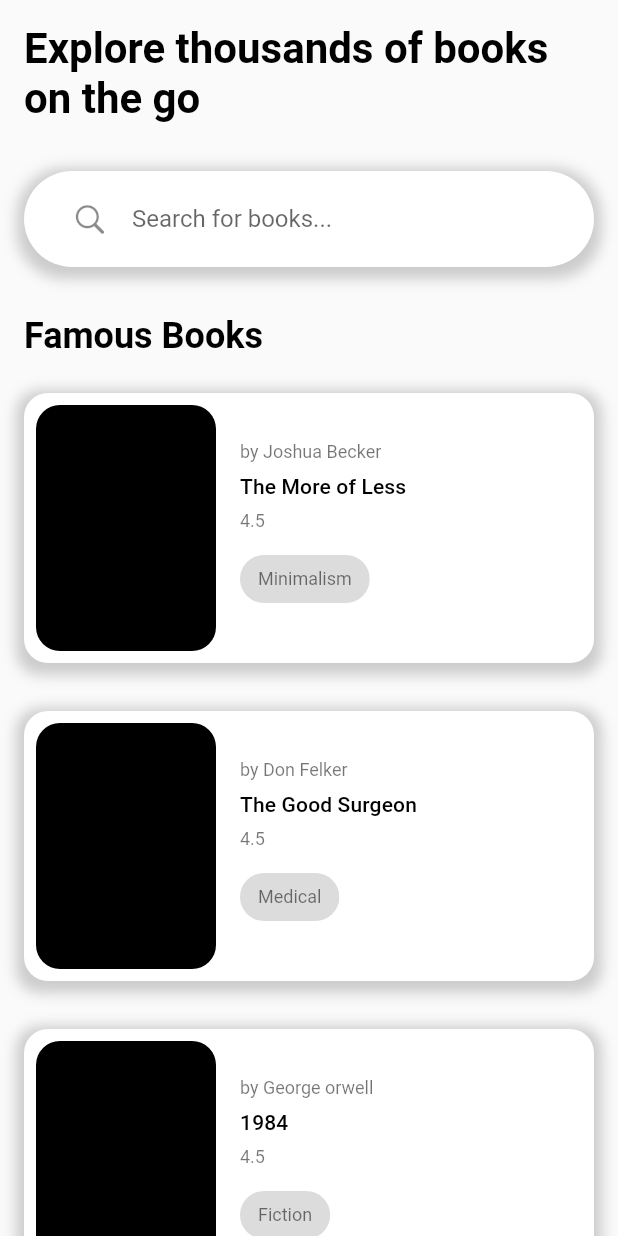
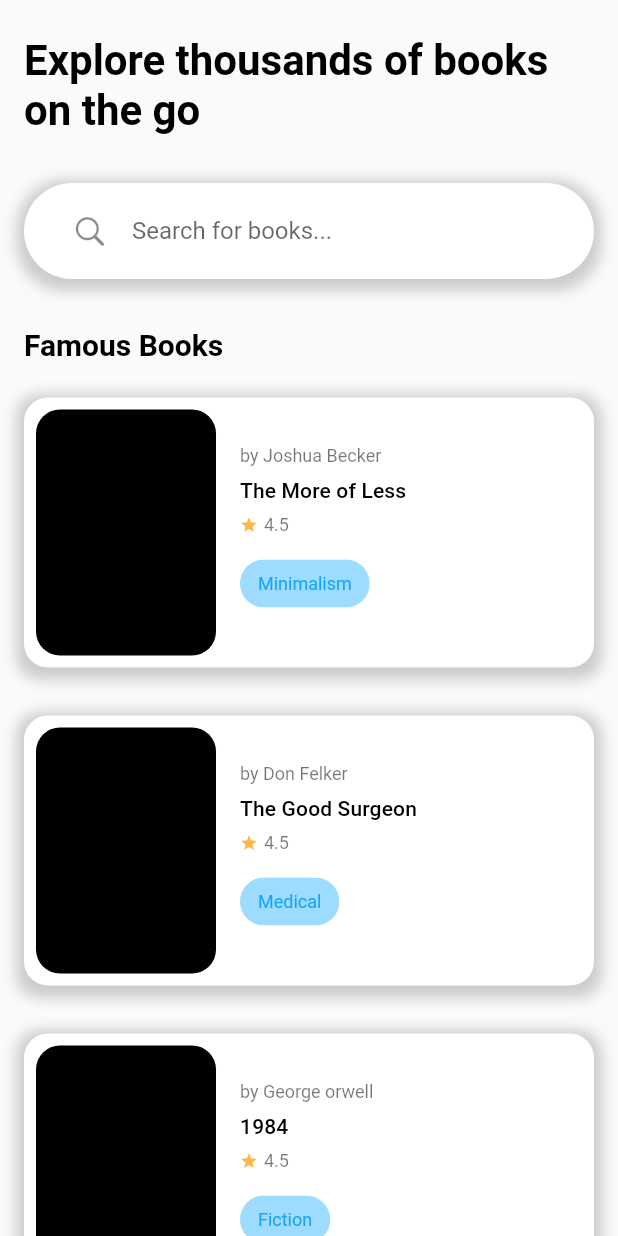
Before and after one commit to alinbr/bookAndUp, a Flutter app: the screen it shows after launch, on a phone screen of 412 x 824 dp. Run offline on Flutter 3.47's test engine with Material 2 defaults, Android fonts, the phone set to English and light mode, and no system bars.

Commit message:
add spacing

```diff
--- a/lib/book_card.dart
+++ b/lib/book_card.dart
@@ -66,18 +66,34 @@ class BookCard extends StatelessWidget {
                 ),
                 Padding(
                   padding: const EdgeInsets.all(4.0),
-                  child: Text(
-                    rating,
-                    style: Theme.of(context).textTheme.caption,
+                  child: Row(
+                    children: [
+                      const Icon(
+                        Icons.star,
+                        color: Color(0xFFFEB749),
+                        size: 12,
+                      ),
+                      const SizedBox(
+                        width: 4,
+                      ),
+                      Text(
+                        rating,
+                        style: Theme.of(context).textTheme.caption,
+                      ),
+                    ],
                   ),
                 ),
                 Padding(
                   padding: const EdgeInsets.all(4.0),
                   child: Chip(
+                      backgroundColor: const Color(0xFF9DDCFF),
                       label: Text(
-                    category,
-                    style: Theme.of(context).textTheme.caption,
-                  )),
+                        category,
+                        style: Theme.of(context)
+                            .textTheme
+                            .caption!
+                            .copyWith(color: const Color(0xFF14A4FF)),
+                      )),
                 )
               ],
             ),
--- a/lib/homepage.dart
+++ b/lib/homepage.dart
@@ -1,4 +1,5 @@
 import 'package:books_app_up/book_card.dart';
+import 'package:books_app_up/search_box.dart';
 import 'package:flutter/cupertino.dart';
 import 'package:flutter/material.dart';
 
@@ -13,50 +14,26 @@ class HomePage extends StatelessWidget {
       body: SingleChildScrollView(
         child: SafeArea(
           child: Container(
-            margin: const EdgeInsets.all(16),
+            margin: const EdgeInsets.symmetric(horizontal: 16),
             child: Column(
               children: [
+                const SizedBox(
+                  height: 24,
+                ),
                 const Text("Explore thousands of books on the go",
                     style: TextStyle(
                         fontSize: 28,
                         fontWeight: FontWeight.bold,
                         color: Colors.black)),
-                const SizedBox(
-                  height: 32,
-                ),
-                Container(
-                  padding:
-                      const EdgeInsets.symmetric(horizontal: 32, vertical: 8),
-                  decoration: BoxDecoration(
-                    color: Colors.white,
-                    borderRadius: BorderRadius.circular(32),
-                    boxShadow: [
-                      BoxShadow(
-                        color: Colors.grey.withOpacity(0.5),
-                        spreadRadius: 5,
-                        blurRadius: 7,
-                        offset:
-                            const Offset(0, 3), // changes position of shadow
-                      ),
-                    ],
-                  ),
-                  child: const TextField(
-                    decoration: InputDecoration(
-                        border: InputBorder.none,
-                        icon: Icon(CupertinoIcons.search),
-                        hintText: 'Search for books...'),
-                    maxLines: 1,
-                  ),
-                ),
-                SizedBox(
-                  height: 32,
-                ),
+                const SizedBox(height: 32),
+                const SearchBox(),
+                const SizedBox(height: 32),
                 Container(
                   width: double.infinity,
                   child: const Text("Famous Books",
                       textAlign: TextAlign.left,
                       style: TextStyle(
-                          fontSize: 24,
+                          fontSize: 20,
                           fontWeight: FontWeight.bold,
                           color: Colors.black)),
                 ),
--- /dev/null
+++ b/lib/search_box.dart
@@ -0,0 +1,32 @@
+import 'package:flutter/cupertino.dart';
+import 'package:flutter/material.dart';
+
+class SearchBox extends StatelessWidget {
+  const SearchBox({Key? key}) : super(key: key);
+
+  @override
+  Widget build(BuildContext context) {
+    return Container(
+      padding: const EdgeInsets.symmetric(horizontal: 32, vertical: 8),
+      decoration: BoxDecoration(
+        color: Colors.white,
+        borderRadius: BorderRadius.circular(32),
+        boxShadow: [
+          BoxShadow(
+            color: Colors.grey.withOpacity(0.5),
+            spreadRadius: 5,
+            blurRadius: 7,
+            offset: const Offset(0, 3), // changes position of shadow
+          ),
+        ],
+      ),
+      child: const TextField(
+        decoration: InputDecoration(
+            border: InputBorder.none,
+            icon: Icon(CupertinoIcons.search),
+            hintText: 'Search for books...'),
+        maxLines: 1,
+      ),
+    );
+  }
+}
```
